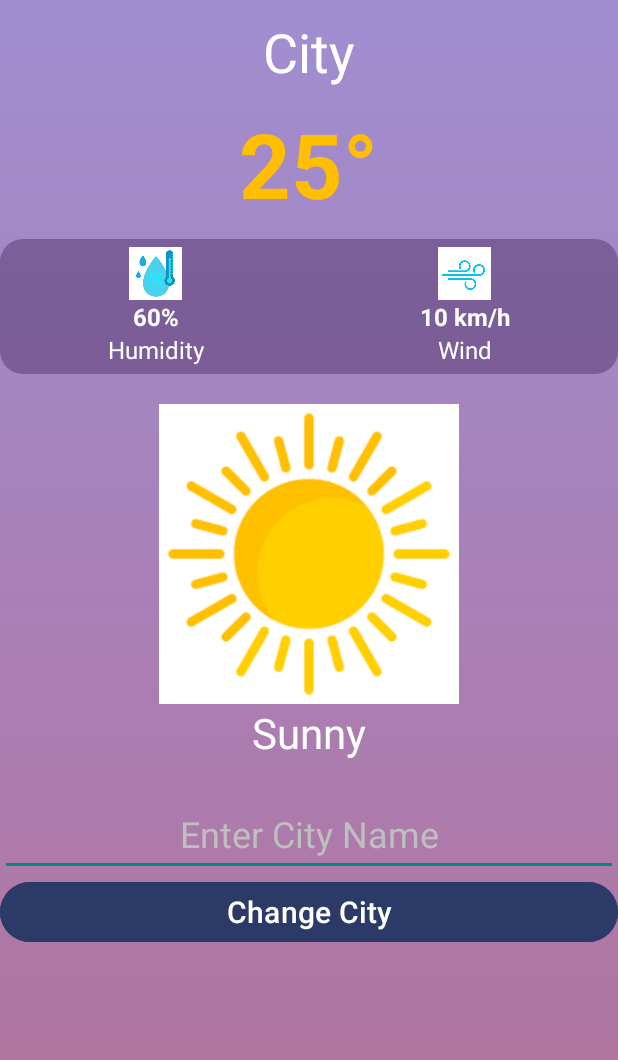
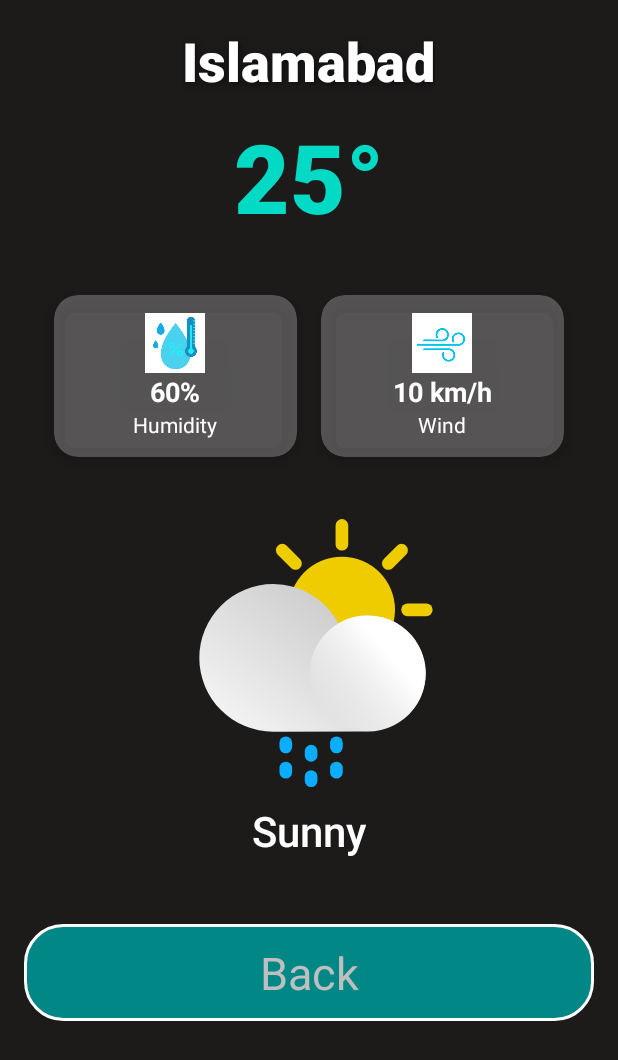
Before and after one commit to habibatanveer20/Bazm-e-Rah, an Android app: the WeatherActivity screen opened directly, with no data from a screen before it, on a phone screen of 412 x 824 dp. Shown: the top 1060 px of the screen. Run offline under Robolectric (Android 15) with nearby library versions, the phone set to English and light mode, and no system bars.

Commit message:
Your commit message here

```diff
--- a/app/src/main/java/com/example/bazmeraah/WeatherActivity.java
+++ b/app/src/main/java/com/example/bazmeraah/WeatherActivity.java
@@ -1,11 +1,11 @@
 package com.example.bazmeraah;
 
-import androidx.annotation.Nullable;
 import androidx.appcompat.app.AppCompatActivity;
 
 import android.content.Intent;
 import android.os.Bundle;
 import android.speech.RecognizerIntent;
+import android.speech.RecognitionListener;
 import android.speech.SpeechRecognizer;
 import android.speech.tts.TextToSpeech;
 import android.widget.EditText;
@@ -35,7 +35,6 @@ public class WeatherActivity extends AppCompatActivity {
 
     private TextToSpeech tts;
     private SpeechRecognizer speechRecognizer;
-    private static final int VOICE_REQUEST_CODE = 101;
 
     @Override
     protected void onCreate(Bundle savedInstanceState) {
@@ -61,7 +60,7 @@ public class WeatherActivity extends AppCompatActivity {
         // Initialize Speech Recognizer
         speechRecognizer = SpeechRecognizer.createSpeechRecognizer(this);
 
-        // Jaise hi TTS bolna complete kare, mic trigger karein
+        // Jaise hi TTS bolna complete kare, mic trigger kare
         tts.setOnUtteranceProgressListener(new android.speech.tts.UtteranceProgressListener() {
             @Override
             public void onStart(String utteranceId) {}
@@ -84,22 +83,61 @@ public class WeatherActivity extends AppCompatActivity {
         Intent intent = new Intent(RecognizerIntent.ACTION_RECOGNIZE_SPEECH);
         intent.putExtra(RecognizerIntent.EXTRA_LANGUAGE_MODEL, RecognizerIntent.LANGUAGE_MODEL_FREE_FORM);
         intent.putExtra(RecognizerIntent.EXTRA_LANGUAGE, Locale.getDefault());
-        intent.putExtra(RecognizerIntent.EXTRA_PROMPT, "Say a city name");
-        startActivityForResult(intent, VOICE_REQUEST_CODE);
-    }
 
-    @Override
-    protected void onActivityResult(int requestCode, int resultCode, @Nullable Intent data) {
-        super.onActivityResult(requestCode, resultCode, data);
+        // Recognition Listener set
+        speechRecognizer.setRecognitionListener(new RecognitionListener() {
+            @Override
+            public void onReadyForSpeech(Bundle params) {}
 
-        if (requestCode == VOICE_REQUEST_CODE && resultCode == RESULT_OK && data != null) {
-            ArrayList<String> result = data.getStringArrayListExtra(RecognizerIntent.EXTRA_RESULTS);
-            if (result != null && !result.isEmpty()) {
-                String cityName = result.get(0);
-                cityNameInput.setText(cityName);
-                FetchWeatherData(cityName);
+            @Override
+            public void onBeginningOfSpeech() {}
+
+            @Override
+            public void onRmsChanged(float rmsdB) {}
+
+            @Override
+            public void onBufferReceived(byte[] buffer) {}
+
+            @Override
+            public void onEndOfSpeech() {}
+
+            @Override
+            public void onError(int error) {
+                speak("Sorry, I did not catch that. Please say again.");
+                startVoiceInput(); // dobara mic restart
             }
-        }
+
+            @Override
+            public void onResults(Bundle results) {
+                ArrayList<String> matches = results.getStringArrayList(SpeechRecognizer.RESULTS_RECOGNITION);
+                if (matches != null && !matches.isEmpty()) {
+                    String userCommand = matches.get(0).toLowerCase();
+
+                    if (userCommand.contains("back")) {
+                        // ✅ Back command
+                        cityNameInput.setText("Back");
+                        speak("Going back to main page.");
+                        Intent intent = new Intent(WeatherActivity.this, MainActivity.class);
+                        startActivity(intent);
+                        finish();
+                    } else {
+                        // ✅ City name
+                        String cityName = userCommand;
+                        cityNameText.setText(cityName);
+                        cityNameInput.setText(cityName);
+                        FetchWeatherData(cityName);
+                    }
+                }
+            }
+
+            @Override
+            public void onPartialResults(Bundle partialResults) {}
+
+            @Override
+            public void onEvent(int eventType, Bundle params) {}
+        });
+
+        speechRecognizer.startListening(intent);
     }
 
     private void FetchWeatherData(String cityName) {
@@ -123,6 +161,17 @@ public class WeatherActivity extends AppCompatActivity {
         if (result != null) {
             try {
                 JSONObject jsonObject = new JSONObject(result);
+
+                // ❌ Agar city not found ho
+                if (jsonObject.has("cod") && jsonObject.getInt("cod") != 200) {
+                    String message = jsonObject.optString("message", "City not found");
+                    cityNameText.setText("Error");
+                    descriptionText.setText(message);
+                    speak("Sorry, I couldn’t find weather for that city. Please say again.");
+                    startVoiceInput();
+                    return;
+                }
+
                 JSONObject main = jsonObject.getJSONObject("main");
                 double temperature = main.getDouble("temp");
                 double humidity = main.getDouble("humidity");
@@ -130,19 +179,22 @@ public class WeatherActivity extends AppCompatActivity {
 
                 String description = jsonObject.getJSONArray("weather").getJSONObject(0).getString("description");
 
-                // Set UI
+                // ✅ Set UI
                 cityNameText.setText(jsonObject.getString("name"));
                 temperatureText.setText(String.format("%.0f°", temperature));
                 humidityText.setText(String.format("%.0f%%", humidity));
                 windText.setText(String.format("%.0f km/h", windSpeed));
                 descriptionText.setText(description);
 
-                // 🔊 Speak weather details
+                // ✅ Speak weather details
                 speak("Weather in " + jsonObject.getString("name") +
                         " is " + description +
                         ". Temperature " + (int) temperature + " degree Celsius. " +
                         "Humidity " + (int) humidity + " percent. " +
                         "Wind speed " + (int) windSpeed + " kilometers per hour.");
+
+                // ✅ Mic ko dobara sun’ne ke liye start karo
+                startVoiceInput();
 
             } catch (JSONException e) {
                 e.printStackTrace();
--- a/app/src/main/res/drawable/background.xml
+++ b/app/src/main/res/drawable/background.xml
@@ -2,7 +2,7 @@
 <selector xmlns:android="http://schemas.android.com/apk/res/android">
     <item>
         <shape android:shape="rectangle">
-            <gradient android:startColor="#A08ED1" android:endColor="#B37199" android:angle="125"/>
+            <gradient android:startColor="#005000" android:endColor="#0030" android:angle="125"/>
         </shape>
     </item>
 </selector>
--- /dev/null
+++ b/app/src/main/res/drawable/ic_01d.xml
@@ -0,0 +1,122 @@
+<vector xmlns:android="http://schemas.android.com/apk/res/android"
+    xmlns:aapt="http://schemas.android.com/aapt"
+    android:width="64dp"
+    android:height="64dp"
+    android:viewportWidth="64"
+    android:viewportHeight="64">
+  <path
+      android:pathData="M39.8,22m-12.59,0a12.59,12.59 0,1 1,25.18 0a12.59,12.59 0,1 1,-25.18 0"
+      android:fillColor="#efcc00"/>
+  <path
+      android:pathData="M39.8,2L39.8,6.44"
+      android:strokeWidth="3"
+      android:fillColor="#00000000"
+      android:strokeColor="#efcc00"
+      android:strokeLineCap="round"/>
+  <path
+      android:pathData="M39.8,37.56L39.8,42"
+      android:strokeWidth="3"
+      android:fillColor="#00000000"
+      android:strokeColor="#efcc00"
+      android:strokeLineCap="round"/>
+  <path
+      android:pathData="M19.8,22L24.25,22"
+      android:strokeWidth="3"
+      android:fillColor="#00000000"
+      android:strokeColor="#efcc00"
+      android:strokeLineCap="round"/>
+  <path
+      android:pathData="M55.36,22L59.8,22"
+      android:strokeWidth="3"
+      android:fillColor="#00000000"
+      android:strokeColor="#efcc00"
+      android:strokeLineCap="round"/>
+  <path
+      android:pathData="M25.66,7.86L28.8,11"
+      android:strokeWidth="3"
+      android:fillColor="#00000000"
+      android:strokeColor="#efcc00"
+      android:strokeLineCap="round"/>
+  <path
+      android:pathData="M50.8,33L53.94,36.14"
+      android:strokeWidth="3"
+      android:fillColor="#00000000"
+      android:strokeColor="#efcc00"
+      android:strokeLineCap="round"/>
+  <path
+      android:pathData="M25.66,36.14L28.8,33"
+      android:strokeWidth="3"
+      android:fillColor="#00000000"
+      android:strokeColor="#efcc00"
+      android:strokeLineCap="round"/>
+  <path
+      android:pathData="M50.8,11L53.94,7.86"
+      android:strokeWidth="3"
+      android:fillColor="#00000000"
+      android:strokeColor="#efcc00"
+      android:strokeLineCap="round"/>
+  <path
+      android:pathData="M23.5,15.9A17.49,17.49 0,0 1,39 25.22a13.75,13.75 0,1 1,6.92 25.62L23.5,50.9a17.5,17.5 0,0 1,0 -35Z">
+    <aapt:attr name="android:fillColor">
+      <gradient
+          android:startX="19.08"
+          android:startY="52.39"
+          android:endX="40.17"
+          android:endY="25.08"
+          android:type="linear">
+        <item android:offset="0" android:color="#FFF2F2F2"/>
+        <item android:offset="1" android:color="#FFCFCFCF"/>
+      </gradient>
+    </aapt:attr>
+  </path>
+  <path
+      android:pathData="M45.89,37.083m-3.7,13.243a13.75,13.75 65.879,1 1,7.4 -26.486a13.75,13.75 65.879,1 1,-7.4 26.486">
+    <aapt:attr name="android:fillColor">
+      <gradient
+          android:startX="51.513"
+          android:startY="32.196"
+          android:endX="35.575"
+          android:endY="46.058"
+          android:type="linear">
+        <item android:offset="0.02" android:color="#FFFFFFFF"/>
+        <item android:offset="1" android:color="#00FFFFFF"/>
+      </gradient>
+    </aapt:attr>
+  </path>
+  <path
+      android:pathData="M32.5,55.5L32.5,56.5"
+      android:strokeWidth="3"
+      android:fillColor="#00000000"
+      android:strokeColor="#0baeff"
+      android:strokeLineCap="round"/>
+  <path
+      android:pathData="M26.5,53.5L26.5,54.5"
+      android:strokeWidth="3"
+      android:fillColor="#00000000"
+      android:strokeColor="#0baeff"
+      android:strokeLineCap="round"/>
+  <path
+      android:pathData="M38.5,53.5L38.5,54.5"
+      android:strokeWidth="3"
+      android:fillColor="#00000000"
+      android:strokeColor="#0baeff"
+      android:strokeLineCap="round"/>
+  <path
+      android:pathData="M38.5,59.5L38.5,60.5"
+      android:strokeWidth="3"
+      android:fillColor="#00000000"
+      android:strokeColor="#0baeff"
+      android:strokeLineCap="round"/>
+  <path
+      android:pathData="M26.5,59.5L26.5,60.5"
+      android:strokeWidth="3"
+      android:fillColor="#00000000"
+      android:strokeColor="#0baeff"
+      android:strokeLineCap="round"/>
+  <path
+      android:pathData="M32.5,61.5L32.5,62.5"
+      android:strokeWidth="3"
+      android:fillColor="#00000000"
+      android:strokeColor="#0baeff"
+      android:strokeLineCap="round"/>
+</vector>
--- a/app/src/main/res/layout/activity_weather.xml
+++ b/app/src/main/res/layout/activity_weather.xml
@@ -5,178 +5,169 @@
     android:layout_width="match_parent"
     android:layout_height="match_parent"
     tools:context=".MainActivity"
-    android:background="@drawable/background"
-    >
+    android:background="@color/lighb"
+    android:padding="16dp">
 
+    <!-- City Name -->
     <TextView
         android:id="@+id/cityNameText"
         android:layout_width="wrap_content"
         android:layout_height="wrap_content"
         android:layout_centerHorizontal="true"
-        android:layout_marginTop="10dp"
-        android:fontFamily="sans-serif"
-        android:text="City"
-        android:textColor="@color/white"
-        android:textSize="36sp" />
+        android:fontFamily="sans-serif-medium"
+        android:text="Islamabad"
+        android:textColor="@android:color/white"
+        android:textSize="36sp"
+        android:textStyle="bold"
+        android:shadowColor="#80000000"
+        android:shadowDx="2"
+        android:shadowDy="2"
+        android:shadowRadius="6" />
 
+    <!-- Temperature -->
     <TextView
         android:id="@+id/temperatureText"
         android:layout_width="wrap_content"
         android:layout_height="wrap_content"
         android:layout_centerHorizontal="true"
+        android:layout_below="@id/cityNameText"
         android:layout_marginTop="10dp"
-        android:layout_marginBottom="10dp"
-        android:fontFamily="sans-serif"
+        android:fontFamily="sans-serif-black"
         android:text="25°"
-        android:textColor="#FFBF00"
-        android:textSize="60sp"
-        android:textStyle="bold"
-        android:layout_below="@id/cityNameText"/>
+        android:textColor="@color/teal_200"
+        android:textSize="64sp"
+        android:textStyle="bold" />
 
+    <!-- Details card -->
     <LinearLayout
         android:id="@+id/detailsLayout"
         android:layout_width="match_parent"
         android:layout_height="wrap_content"
+        android:layout_below="@id/temperatureText"
+        android:layout_marginTop="16dp"
         android:orientation="horizontal"
         android:gravity="center"
-        android:layout_below="@id/temperatureText"
-        android:background="@drawable/background2"
-        >
+        android:padding="12dp">
+
+        <!-- Humidity Card -->
+        <androidx.cardview.widget.CardView
+            android:layout_width="0dp"
+            android:layout_height="wrap_content"
+            android:layout_weight="1"
+            android:layout_margin="8dp"
+            app:cardCornerRadius="16dp"
+            app:cardElevation="6dp"
+            app:cardBackgroundColor="#40FFFFFF">
 
             <LinearLayout
-            android:id="@+id/humidityLayout"
-            android:layout_width="wrap_content"
+                android:layout_width="match_parent"
                 android:layout_height="wrap_content"
-            android:layout_margin="5dp"
-            android:layout_weight="0.5"
+                android:gravity="center"
                 android:orientation="vertical"
-            >
+                android:padding="12dp">
+
                 <ImageView
-                android:id="@+id/humidityIcon"
-                android:layout_width="35dp"
-                android:layout_height="35dp"
-                android:layout_gravity="center"
-                android:src="@drawable/humidity"
-                />
+                    android:layout_width="40dp"
+                    android:layout_height="40dp"
+                    android:src="@drawable/humidity" />
 
                 <TextView
                     android:id="@+id/humidityText"
                     android:layout_width="wrap_content"
                     android:layout_height="wrap_content"
                     android:text="60%"
-                android:textSize="16sp"
+                    android:textSize="18sp"
                     android:textStyle="bold"
-                android:layout_gravity="center"
-                android:textColor="@color/white"
-                android:fontFamily="sans-serif"
-                />
+                    android:textColor="@android:color/white" />
+
                 <TextView
                     android:layout_width="wrap_content"
                     android:layout_height="wrap_content"
                     android:text="Humidity"
-                android:textSize="16sp"
-                android:layout_gravity="center"
-                android:textColor="@color/white"
-                android:fontFamily="sans-serif"
-                />
+                    android:textSize="14sp"
+                    android:textColor="@android:color/white" />
+            </LinearLayout>
+        </androidx.cardview.widget.CardView>
 
-
-        </LinearLayout>
-
+        <!-- Wind Card -->
+        <androidx.cardview.widget.CardView
+            android:layout_width="0dp"
+            android:layout_height="wrap_content"
+            android:layout_weight="1"
+            android:layout_margin="8dp"
+            app:cardCornerRadius="16dp"
+            app:cardElevation="6dp"
+            app:cardBackgroundColor="#40FFFFFF">
 
             <LinearLayout
-            android:id="@+id/windLayout"
-            android:layout_width="wrap_content"
+                android:layout_width="match_parent"
                 android:layout_height="wrap_content"
-            android:layout_margin="5dp"
-            android:layout_weight="0.5"
+                android:gravity="center"
                 android:orientation="vertical"
-            >
+                android:padding="12dp">
+
                 <ImageView
-                android:id="@+id/windIcon"
-                android:layout_width="35dp"
-                android:layout_height="35dp"
-                android:layout_gravity="center"
-                android:src="@drawable/wind"
-                />
-
+                    android:layout_width="40dp"
+                    android:layout_height="40dp"
+                    android:src="@drawable/wind" />
 
                 <TextView
                     android:id="@+id/windText"
                     android:layout_width="wrap_content"
                     android:layout_height="wrap_content"
                     android:text="10 km/h"
-                android:textSize="16sp"
+                    android:textSize="18sp"
                     android:textStyle="bold"
-                android:layout_gravity="center"
-                android:textColor="@color/white"
-                android:fontFamily="sans-serif"
-                />
+                    android:textColor="@android:color/white" />
+
                 <TextView
                     android:layout_width="wrap_content"
                     android:layout_height="wrap_content"
                     android:text="Wind"
-                android:textSize="16sp"
-                android:layout_gravity="center"
-                android:textColor="@color/white"
-                android:fontFamily="sans-serif"
-                />
-
+                    android:textSize="14sp"
+                    android:textColor="@android:color/white" />
             </LinearLayout>
+        </androidx.cardview.widget.CardView>
     </LinearLayout>
 
+    <!-- Weather Icon -->
     <ImageView
         android:id="@+id/weatherIcon"
-        android:layout_width="200dp"
-        android:layout_height="200dp"
+        android:layout_width="180dp"
+        android:layout_height="180dp"
         android:layout_below="@id/detailsLayout"
         android:layout_centerHorizontal="true"
         android:layout_marginTop="20dp"
-        android:elevation="12dp"
         android:src="@drawable/ic_01d"
-        android:contentDescription="Weather Icon"
-        />
+        android:contentDescription="Weather Icon" />
 
+    <!-- Description -->
     <TextView
         android:id="@+id/descriptionText"
         android:layout_width="wrap_content"
         android:layout_height="wrap_content"
         android:layout_below="@id/weatherIcon"
-        android:textColor="@color/white"
         android:layout_centerHorizontal="true"
-        android:fontFamily="sans-serif"
+        android:layout_marginTop="10dp"
+        android:fontFamily="sans-serif-medium"
         android:text="Sunny"
-        android:textSize="28sp"
-        />
+        android:textColor="@android:color/white"
+        android:textSize="28sp" />
 
-
+    <!-- City Input -->
     <EditText
         android:id="@+id/cityNameInput"
         android:layout_width="match_parent"
         android:layout_height="wrap_content"
         android:layout_below="@id/descriptionText"
-        android:textColor="#EFEFEF"
+        android:layout_marginTop="43dp"
+        android:background="@drawable/rounded_button"
+        android:gravity="center"
+        android:hint="Back"
         android:padding="12dp"
+        android:textColor="@android:color/white"
         android:textColorHint="#BFBFBF"
-        android:gravity="center"
-
-        android:textSize="24sp"
-        android:layout_marginTop="20dp"
-        android:hint="Enter City Name"
-        />
-
-    <Button
-        android:id="@+id/fetchWeatherButton"
-        android:layout_width="match_parent"
-        android:layout_height="wrap_content"
-        android:layout_below="@id/cityNameInput"
-        android:backgroundTint="#2B3A67"
-
-        android:text="Change City"
-        android:textColor="#FFF"
-        android:textSize="20sp"
-        />
-
+        android:textSize="30sp" />
 
 
 </RelativeLayout>
```
Also changed, not shown: app/src/main/res/drawable/ic_01d.png (deleted). Lines whose indentation alone changed are shown as unchanged.
